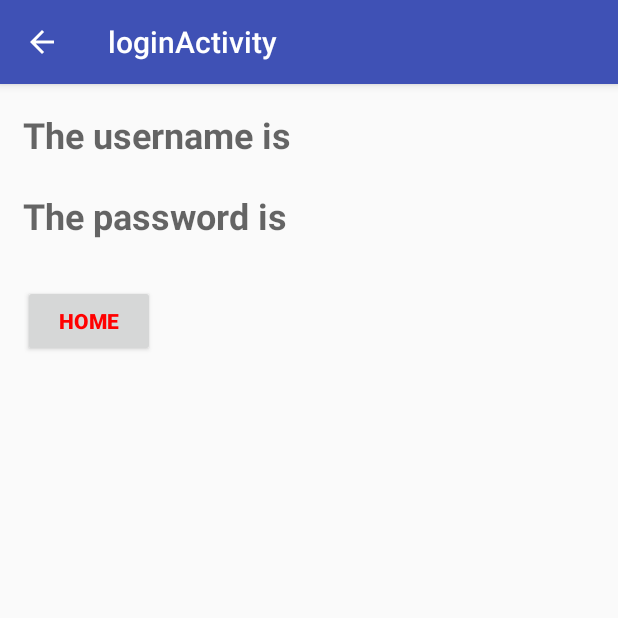
After one commit to jtj9817/DPS924Labs, an Android app: the loginDisplay screen opened directly, with no data from a screen before it, on a phone screen of 412 x 824 dp, the top half of it. The commit adds this screen. Run offline under Robolectric (Android 15) with nearby library versions, the phone set to English and light mode, and no system bars; 2 statements that could not run were skipped.

Commit message:
Finished Lab 3
Finished Lab 3 with final files completed

```diff
--- /dev/null
+++ b/Project2/app/src/main/java/com/example/josh/project2/loginDisplay.java
@@ -0,0 +1,29 @@
+package com.example.josh.project2;
+
+import android.content.Intent;
+import android.support.v7.app.AppCompatActivity;
+import android.os.Bundle;
+import android.view.View;
+import android.widget.TextView;
+
+public class loginDisplay extends AppCompatActivity {
+
+    @Override
+    protected void onCreate(Bundle savedInstanceState) {
+        super.onCreate(savedInstanceState);
+        setContentView(R.layout.activity_login_display);
+        Intent intent = getIntent();
+        Bundle extras = getIntent().getExtras();
+        String userNameMsg = extras.getString("mUSERNAME");
+        String passWordMsg = extras.getString("mPASSWORD");
+        TextView pWordPassedMsg = (TextView) findViewById(R.id.passed_PWmsg);
+        TextView uNamePassedMsg = (TextView) findViewById(R.id.passed_UNmsg);
+        pWordPassedMsg.setText(passWordMsg);
+        uNamePassedMsg.setText(userNameMsg);
+    }
+
+    public void returnHome3(View view) {
+        Intent intent = new Intent(this, MainActivity.class);
+        startActivity(intent);
+    }
+}
--- /dev/null
+++ b/Project2/app/src/main/res/layout/activity_login_display.xml
@@ -0,0 +1,66 @@
+<?xml version="1.0" encoding="utf-8"?>
+<RelativeLayout xmlns:android="http://schemas.android.com/apk/res/android"
+    xmlns:app="http://schemas.android.com/apk/res-auto"
+    xmlns:tools="http://schemas.android.com/tools"
+    android:layout_width="match_parent"
+    android:layout_height="match_parent"
+    tools:context="com.example.josh.project2.loginDisplay">
+
+    <TextView
+        android:id="@+id/loginTextView"
+        android:layout_width="wrap_content"
+        android:layout_height="wrap_content"
+        android:layout_alignParentStart="true"
+        android:layout_alignParentTop="true"
+        android:layout_marginStart="15dp"
+        android:layout_marginTop="17dp"
+        android:text="The username is"
+        android:textAppearance="@android:style/TextAppearance.Material.Medium"
+        android:textSize="24sp"
+        android:textStyle="bold" />
+
+    <TextView
+        android:id="@+id/passwordTextView"
+        android:layout_width="wrap_content"
+        android:layout_height="wrap_content"
+        android:layout_alignStart="@+id/loginTextView"
+        android:layout_below="@+id/loginTextView"
+        android:layout_marginTop="21dp"
+        android:text="The password is"
+        android:textAppearance="@android:style/TextAppearance.Material.Medium"
+        android:textSize="24sp"
+        android:textStyle="bold" />
+
+    <Button
+        android:id="@+id/homebttn3"
+        android:layout_width="wrap_content"
+        android:layout_height="wrap_content"
+        android:layout_alignStart="@+id/passwordTextView"
+        android:layout_below="@+id/passwordTextView"
+        android:layout_marginTop="30dp"
+        android:onClick="returnHome3"
+        android:text="HOME"
+        android:textColor="#ff0000"
+        android:textStyle="bold" />
+
+    <TextView
+        android:id="@+id/passed_UNmsg"
+        android:layout_width="wrap_content"
+        android:layout_height="wrap_content"
+        android:layout_alignBottom="@+id/loginTextView"
+        android:layout_marginStart="10dp"
+        android:layout_toEndOf="@+id/loginTextView"
+        android:textSize="24sp"
+        android:textStyle="bold" />
+
+    <TextView
+        android:id="@+id/passed_PWmsg"
+        android:layout_width="wrap_content"
+        android:layout_height="wrap_content"
+        android:layout_alignBaseline="@+id/passwordTextView"
+        android:layout_alignBottom="@+id/passwordTextView"
+        android:layout_alignStart="@+id/passed_UNmsg"
+        android:layout_marginStart="1dp"
+        android:textSize="24sp"
+        android:textStyle="bold" />
+</RelativeLayout>
```
Also changed, not shown: Project2/app/src/main/AndroidManifest.xml (+26 -0 lines), Project2/app/src/main/java/com/example/josh/project2/MainActivity.java (+35 -0 lines), Project2/app/src/main/java/com/example/josh/project2/passWordDisplay.java (added, +24 -0 lines), Project2/app/src/main/java/com/example/josh/project2/userNameDisplay.java (added, +25 -0 lines), Project2/app/src/main/res/layout/activity_main.xml (+6 -3 lines), Project2/app/src/main/res/layout/activity_pass_word_display.xml (added, +44 -0 lines), Project2/app/src/main/res/layout/activity_user_name_display.xml (added, +46 -0 lines), Project2/app/src/main/res/values/strings.xml (+7 -0 lines).
